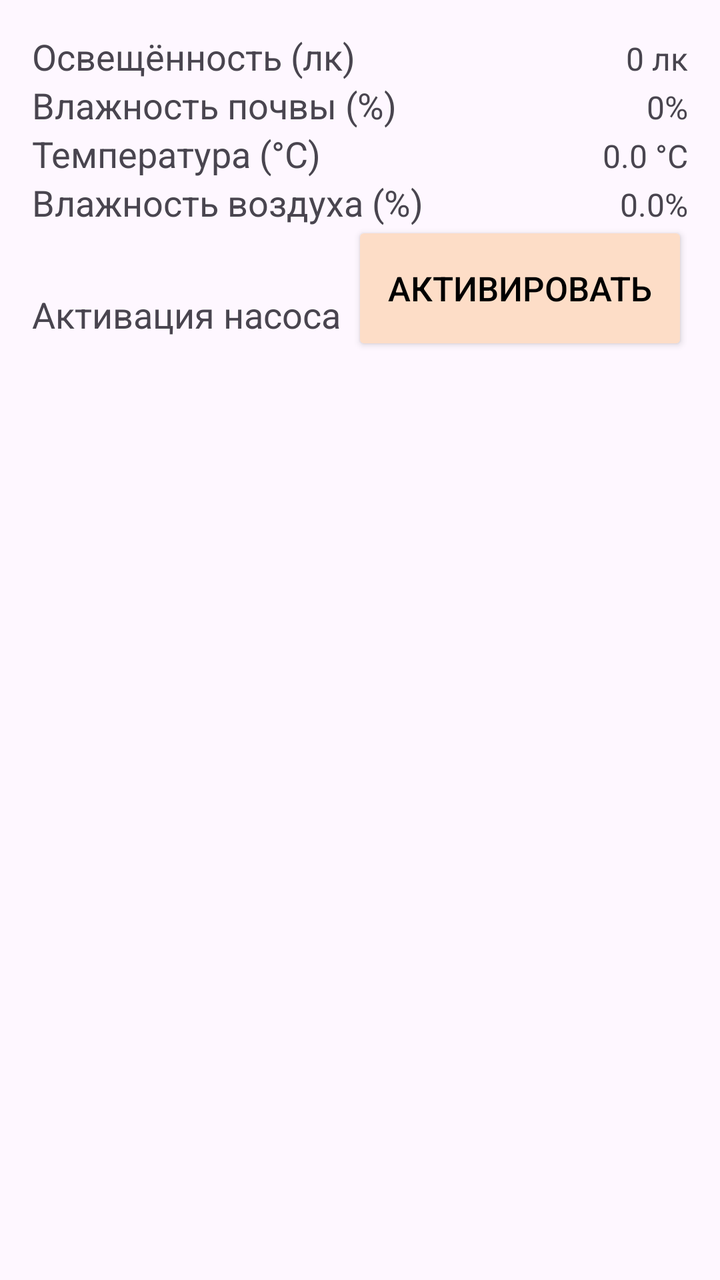
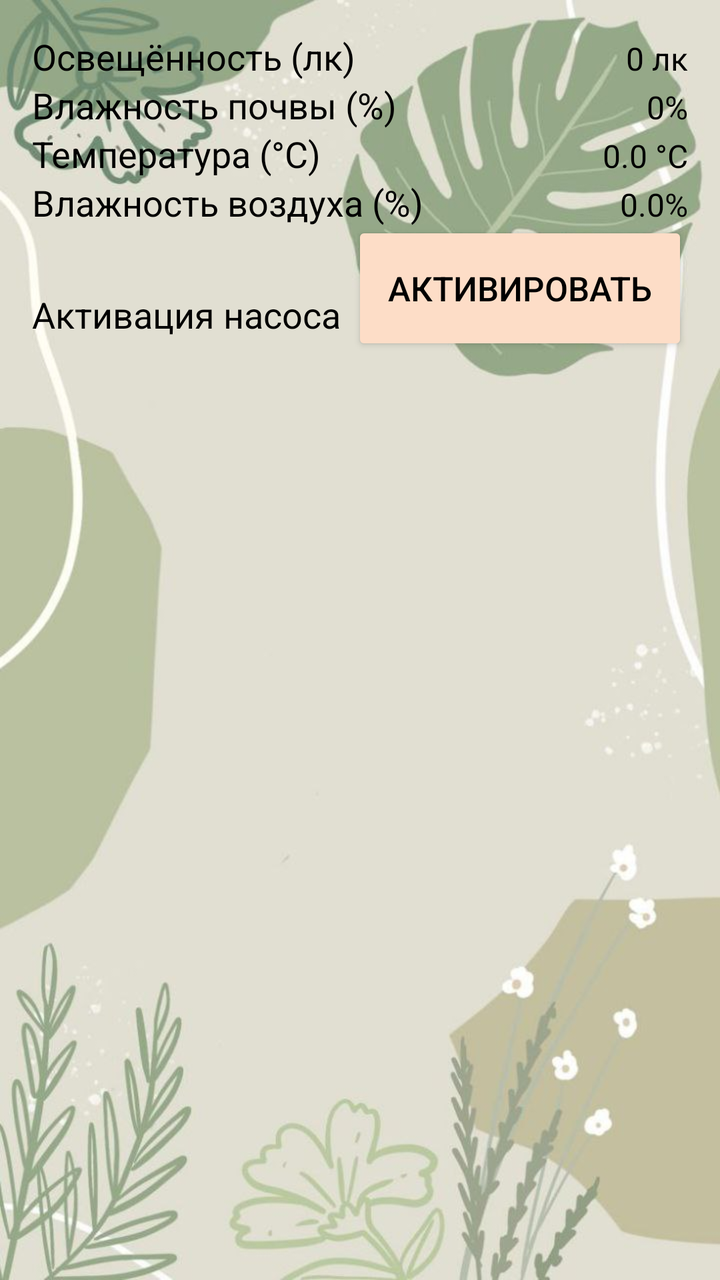

Screens rendered from an Android XML layout before and after an edit, with the pre-edit source and the edit as a unified diff.
<!-- AndroidManifest.xml: application theme Theme.Plant_care -->
<!-- res/layout/activity_main_parametr.xml -->
<?xml version="1.0" encoding="utf-8"?>
<androidx.constraintlayout.widget.ConstraintLayout xmlns:android="http://schemas.android.com/apk/res/android"
    xmlns:app="http://schemas.android.com/apk/res-auto"
    xmlns:tools="http://schemas.android.com/tools"
    android:id="@+id/main"
    android:layout_width="match_parent"
    android:layout_height="match_parent"
    android:backgroundTint="@color/menu"
    android:padding="16dp"
    tools:context=".MainActivityParametr">

    <TextView
        android:id="@+id/lightLabel"
        android:layout_width="wrap_content"
        android:layout_height="wrap_content"
        android:text="Освещённость (лк)"
        android:textSize="18sp"
        app:layout_constraintStart_toStartOf="parent"
        app:layout_constraintTop_toTopOf="parent" />

    <TextView
        android:id="@+id/lightValue"
        android:layout_width="wrap_content"
        android:layout_height="wrap_content"
        android:text="0 лк"
        android:textSize="16sp"
        app:layout_constraintBaseline_toBaselineOf="@id/lightLabel"
        app:layout_constraintEnd_toEndOf="parent" />

    
    <TextView
        android:id="@+id/soilLabel"
        android:layout_width="wrap_content"
        android:layout_height="wrap_content"
        android:text="Влажность почвы (%)"
        android:textSize="18sp"
        app:layout_constraintStart_toStartOf="parent"
        app:layout_constraintTop_toBottomOf="@id/lightLabel" />

    <TextView
        android:id="@+id/soilValue"
        android:layout_width="wrap_content"
        android:layout_height="wrap_content"
        android:text="0%"
        android:textSize="16sp"
        app:layout_constraintBaseline_toBaselineOf="@id/soilLabel"
        app:layout_constraintEnd_toEndOf="parent" />

    <TextView
        android:id="@+id/tempLabel"
        android:layout_width="wrap_content"
        android:layout_height="wrap_content"
        android:text="Температура (°C)"
        android:textSize="18sp"
        app:layout_constraintStart_toStartOf="parent"
        app:layout_constraintTop_toBottomOf="@id/soilLabel" />

    <TextView
        android:id="@+id/tempValue"
        android:layout_width="wrap_content"
        android:layout_height="wrap_content"
        android:text="0.0 °C"
        android:textSize="16sp"
        app:layout_constraintBaseline_toBaselineOf="@id/tempLabel"
        app:layout_constraintEnd_toEndOf="parent" />

    <TextView
        android:id="@+id/humidityLabel"
        android:layout_width="wrap_content"
        android:layout_height="wrap_content"
        android:text="Влажность воздуха (%)"
        android:textSize="18sp"
        app:layout_constraintStart_toStartOf="parent"
        app:layout_constraintTop_toBottomOf="@id/tempLabel" />

    <TextView
        android:id="@+id/humidityLabel2"
        android:layout_width="wrap_content"
        android:layout_height="wrap_content"
        android:layout_marginTop="56dp"
        android:text="Активация насоса"
        android:textSize="18sp"
        app:layout_constraintStart_toStartOf="parent"
        app:layout_constraintTop_toBottomOf="@id/tempLabel" />

    <TextView
        android:id="@+id/humidityValue"
        android:layout_width="wrap_content"
        android:layout_height="wrap_content"
        android:text="0.0%"
        android:textSize="16sp"
        app:layout_constraintBaseline_toBaselineOf="@id/humidityLabel"
        app:layout_constraintEnd_toEndOf="parent" />

    <Button
        android:id="@+id/button11"
        android:layout_width="168dp"
        android:layout_height="67dp"
        android:backgroundTint="@color/reg_button_colour"
        android:text="Активировать"
        android:textColor="@color/black"
        android:textSize="17sp"
        app:layout_constraintBottom_toBottomOf="parent"
        app:layout_constraintEnd_toEndOf="parent"
        app:layout_constraintHorizontal_bias="1.0"
        app:layout_constraintStart_toStartOf="parent"
        app:layout_constraintTop_toTopOf="parent"
        app:layout_constraintVertical_bias="0.175" />

</androidx.constraintlayout.widget.ConstraintLayout>
<!-- resources referenced by this layout -->
<resources>
  <color name="black">#FF000000</color>
  <color name="menu">#edf2c8</color>
  <color name="reg_button_colour">#FDDDC7</color>
  <style name="Theme.Plant_care" parent="Base.Theme.Plant_care" />
  <style name="Base.Theme.Plant_care" parent="Theme.Material3.DayNight.NoActionBar">
          
          <item name="android:statusBarColor" tools:targetApi="l">@color/StatusBar_colour</item>
          
          
      </style>
  <color name="StatusBar_colour">#e7e9d4</color>
</resources>

<!-- the commit's change to res/layout/activity_main_parametr.xml (unified diff, before → after) -->
@@ -5,7 +5,7 @@
     android:id="@+id/main"
     android:layout_width="match_parent"
     android:layout_height="match_parent"
-    android:backgroundTint="@color/menu"
+    android:background="@drawable/klever"
     android:padding="16dp"
     tools:context=".MainActivityParametr">
 
@@ -14,6 +14,9 @@
         android:layout_width="wrap_content"
         android:layout_height="wrap_content"
         android:text="Освещённость (лк)"
+        android:textColor="@color/black"
+        android:textColorHint="@color/black"
+        android:textColorLink="@color/black"
         android:textSize="18sp"
         app:layout_constraintStart_toStartOf="parent"
         app:layout_constraintTop_toTopOf="parent" />
@@ -23,6 +26,7 @@
         android:layout_width="wrap_content"
         android:layout_height="wrap_content"
         android:text="0 лк"
+        android:textColor="@color/black"
         android:textSize="16sp"
         app:layout_constraintBaseline_toBaselineOf="@id/lightLabel"
         app:layout_constraintEnd_toEndOf="parent" />
@@ -33,6 +37,7 @@
         android:layout_width="wrap_content"
         android:layout_height="wrap_content"
         android:text="Влажность почвы (%)"
+        android:textColor="@color/black"
         android:textSize="18sp"
         app:layout_constraintStart_toStartOf="parent"
         app:layout_constraintTop_toBottomOf="@id/lightLabel" />
@@ -42,6 +47,7 @@
         android:layout_width="wrap_content"
         android:layout_height="wrap_content"
         android:text="0%"
+        android:textColor="@color/black"
         android:textSize="16sp"
         app:layout_constraintBaseline_toBaselineOf="@id/soilLabel"
         app:layout_constraintEnd_toEndOf="parent" />
@@ -51,6 +57,7 @@
         android:layout_width="wrap_content"
         android:layout_height="wrap_content"
         android:text="Температура (°C)"
+        android:textColor="@color/black"
         android:textSize="18sp"
         app:layout_constraintStart_toStartOf="parent"
         app:layout_constraintTop_toBottomOf="@id/soilLabel" />
@@ -60,6 +67,7 @@
         android:layout_width="wrap_content"
         android:layout_height="wrap_content"
         android:text="0.0 °C"
+        android:textColor="@color/black"
         android:textSize="16sp"
         app:layout_constraintBaseline_toBaselineOf="@id/tempLabel"
         app:layout_constraintEnd_toEndOf="parent" />
@@ -69,6 +77,7 @@
         android:layout_width="wrap_content"
         android:layout_height="wrap_content"
         android:text="Влажность воздуха (%)"
+        android:textColor="@color/black"
         android:textSize="18sp"
         app:layout_constraintStart_toStartOf="parent"
         app:layout_constraintTop_toBottomOf="@id/tempLabel" />
@@ -79,6 +88,7 @@
         android:layout_height="wrap_content"
         android:layout_marginTop="56dp"
         android:text="Активация насоса"
+        android:textColor="@color/black"
         android:textSize="18sp"
         app:layout_constraintStart_toStartOf="parent"
         app:layout_constraintTop_toBottomOf="@id/tempLabel" />
@@ -88,6 +98,7 @@
         android:layout_width="wrap_content"
         android:layout_height="wrap_content"
         android:text="0.0%"
+        android:textColor="@color/black"
         android:textSize="16sp"
         app:layout_constraintBaseline_toBaselineOf="@id/humidityLabel"
         app:layout_constraintEnd_toEndOf="parent" />
<!-- resource entries referenced after the edit -->
@@ -1,8 +1,8 @@
 <!-- resources referenced by this layout -->
 <resources>
   <color name="black">#FF000000</color>
-  <color name="menu">#edf2c8</color>
   <color name="reg_button_colour">#FDDDC7</color>
+  <!-- drawable klever: jpg bitmap (drawable, 56126 bytes) -->
   <style name="Theme.Plant_care" parent="Base.Theme.Plant_care" />
   <style name="Base.Theme.Plant_care" parent="Theme.Material3.DayNight.NoActionBar">
           
